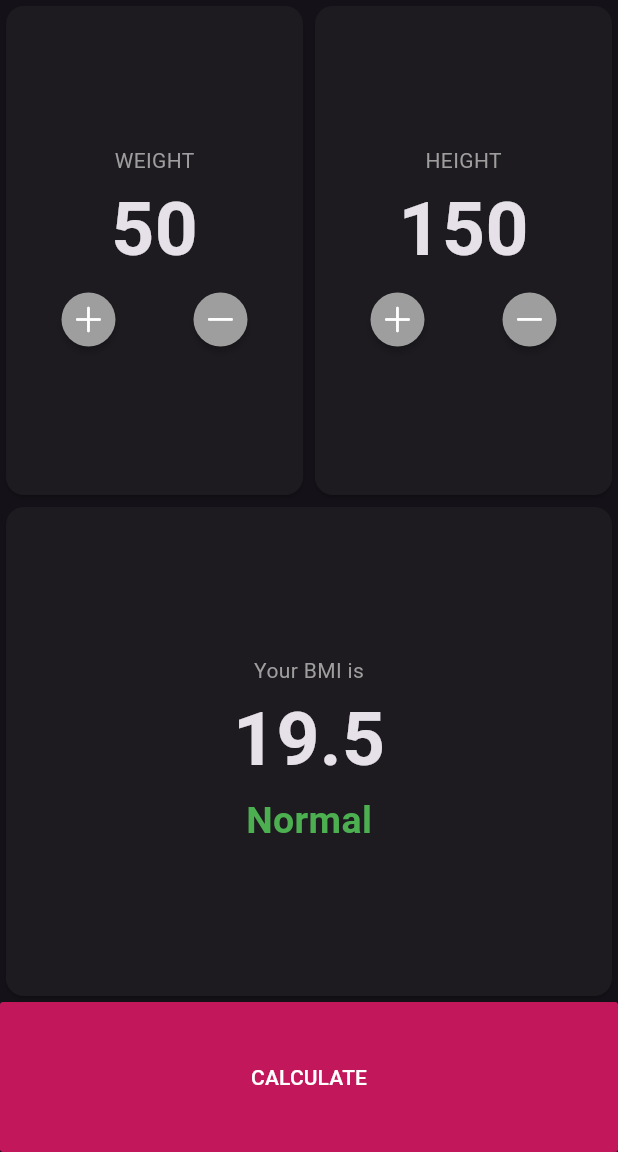
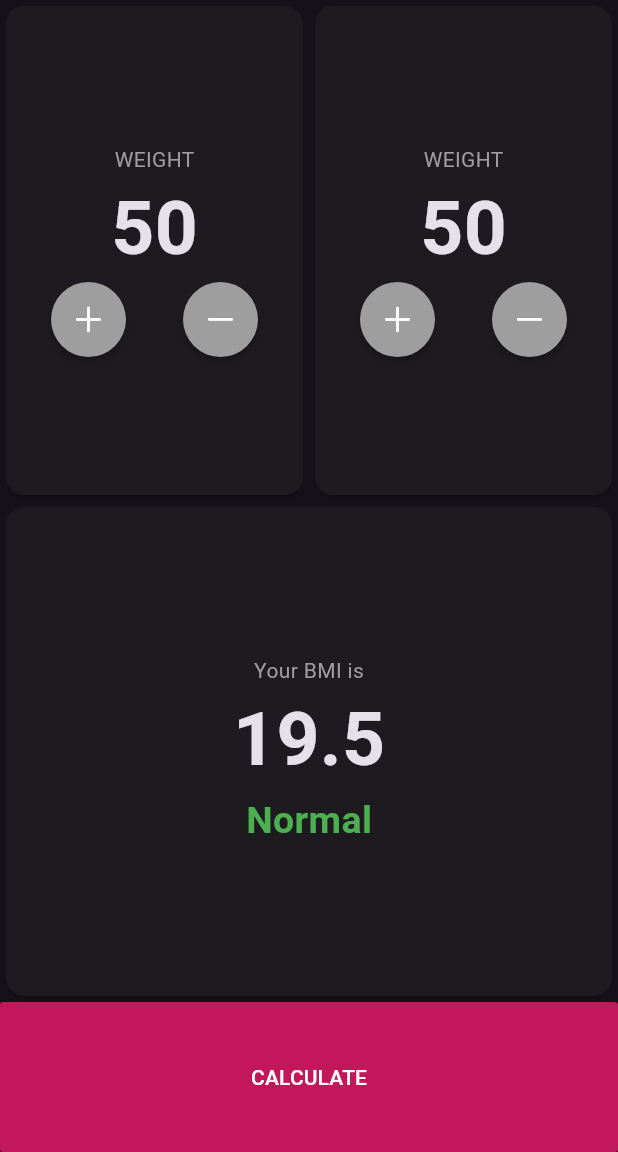
Before and after one commit to shmllslmt/weightwatcher, a Flutter app: the screen it shows after launch, on a phone screen of 412 x 824 dp, the part 84-1236 px from its top. Run offline on Flutter 3.47's test engine with Material 3 defaults, Android fonts, the phone set to English and light mode, and no system bars.

Commit message:
Refactor Card

```diff
--- a/lib/main.dart
+++ b/lib/main.dart
@@ -28,80 +28,10 @@ class BMIApp extends StatelessWidget {
               child: Row(
                 children: [
                   Expanded(
-                    child: Card(
-                      child: Column(
-                        mainAxisAlignment: MainAxisAlignment.center,
-                        children: [
-                          Text(
-                            "WEIGHT",
-                            style: TextStyle(
-                              color: Colors.grey,
-                            ),
-                          ),
-                          Text(
-                            "50",
-                            style: TextStyle(
-                              fontSize: 50.0,
-                              fontWeight: FontWeight.bold,
-                            ),
-                          ),
-                          Row(
-                            mainAxisAlignment: MainAxisAlignment.center,
-                            children: [
-                              MaterialButton(
-                                onPressed: () {},
-                                child: Icon(CupertinoIcons.plus),
-                                color: Colors.grey,
-                                shape: CircleBorder(),
-                              ),
-                              MaterialButton(
-                                onPressed: () {},
-                                child: Icon(CupertinoIcons.minus),
-                                color: Colors.grey,
-                                shape: CircleBorder(),
-                              ),
-                            ],
-                          ),
-                        ],
-                      ),
-                    ),
+                    child: ReusableCard(),
                   ),
                   Expanded(
-                    child: Card(
-                      child: Column(
-                        mainAxisAlignment: MainAxisAlignment.center,
-                        children: [
-                          Text(
-                            "HEIGHT",
-                            style: TextStyle(color: Colors.grey),
-                          ),
-                          Text(
-                            "150",
-                            style: TextStyle(
-                              fontSize: 50.0,
-                              fontWeight: FontWeight.bold,
-                            ),
-                          ),
-                          Row(
-                            mainAxisAlignment: MainAxisAlignment.center,
-                            children: [
-                              MaterialButton(
-                                onPressed: () {},
-                                child: Icon(CupertinoIcons.plus),
-                                color: Colors.grey,
-                                shape: CircleBorder(),
-                              ),
-                              MaterialButton(
-                                onPressed: () {},
-                                child: Icon(CupertinoIcons.minus),
-                                color: Colors.grey,
-                                shape: CircleBorder(),
-                              ),
-                            ],
-                          ),
-                        ],
-                      ),
-                    ),
+                    child: ReusableCard(),
                   ),
                 ],
               ),
@@ -148,3 +78,52 @@ class BMIApp extends StatelessWidget {
     );
   }
 }
+
+class ReusableCard extends StatelessWidget {
+  const ReusableCard({
+    super.key,
+  });
+
+  @override
+  Widget build(BuildContext context) {
+    return Card(
+      child: Column(
+        mainAxisAlignment: MainAxisAlignment.center,
+        children: [
+          Text(
+            "WEIGHT",
+            style: TextStyle(
+              color: Colors.grey,
+            ),
+          ),
+          Text(
+            "50",
+            style: TextStyle(
+              fontSize: 50.0,
+              fontWeight: FontWeight.bold,
+            ),
+          ),
+          Row(
+            mainAxisAlignment: MainAxisAlignment.center,
+            children: [
+              MaterialButton(
+                onPressed: () {},
+                child: Icon(CupertinoIcons.plus),
+                color: Colors.grey,
+                shape: CircleBorder(),
+                height: 50.0,
+              ),
+              MaterialButton(
+                onPressed: () {},
+                child: Icon(CupertinoIcons.minus),
+                color: Colors.grey,
+                shape: CircleBorder(),
+                height: 50.0,
+              ),
+            ],
+          ),
+        ],
+      ),
+    );
+  }
+}
```
